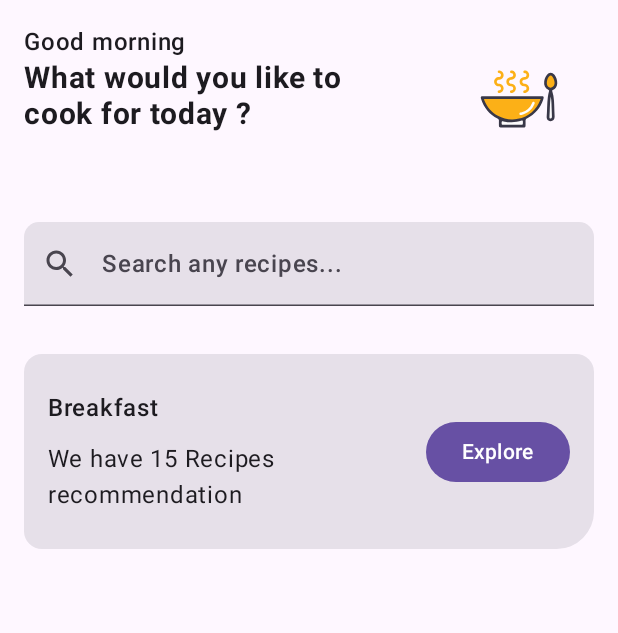
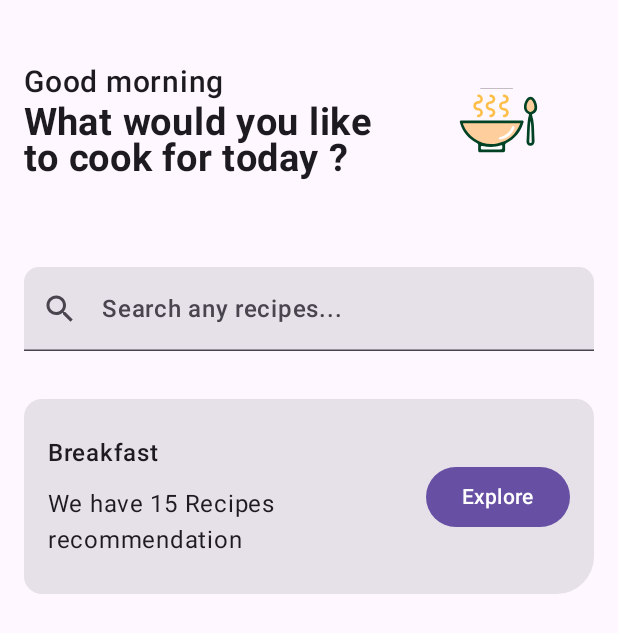
Before and after one commit to mohamedNeddam/Crispify, an Android app built with Jetpack Compose: the @Preview function GreetingPreview, on a phone screen of 412 x 824 dp. Shown: the top 633 px of the screen. Run offline under Robolectric (Android 15) with nearby library versions, the phone set to English and light mode, and no system bars; our stand-ins replace Shimmer; pictures from the network do not load.

Commit message:
manual deendency injectio

```diff
--- /dev/null
+++ b/app/src/main/java/com/example/crispify/data/AppContainer.kt
@@ -0,0 +1,31 @@
+package com.example.crispify.data
+
+import com.example.crispify.network.RecipeServiceApi
+import retrofit2.Retrofit
+import retrofit2.converter.gson.GsonConverterFactory
+
+interface AppContainer {
+    val recipesRepository: RecipesRepository
+}
+
+class DefaultAppContainer: AppContainer{
+
+    private val BASE_URL =
+        "https://recipe-mock-api.onrender.com/api/"
+
+
+    private val retrofit = Retrofit.Builder()
+        .baseUrl(BASE_URL)
+        .addConverterFactory(
+            GsonConverterFactory.create()
+        ).build()
+
+    private val retrofitService : RecipeServiceApi by lazy {
+        retrofit.create(RecipeServiceApi::class.java)
+    }
+
+    override val recipesRepository: RecipesRepository by lazy {
+        NetworkRecipesRepository(retrofitService)
+    }
+
+}
--- a/app/src/main/java/com/example/crispify/data/RecipesRepository.kt
+++ b/app/src/main/java/com/example/crispify/data/RecipesRepository.kt
@@ -2,14 +2,17 @@ package com.example.crispify.data
 
 import com.example.crispify.Recipe
 import com.example.crispify.network.RecipeApi
+import com.example.crispify.network.RecipeServiceApi
 
 interface RecipesRepository {
     suspend fun getRecipes(): List<Recipe>
 }
 
-class NetworkRecipesRepository : RecipesRepository {
+class NetworkRecipesRepository(
+    private val recipeServiceApi: RecipeServiceApi
+) : RecipesRepository {
     override suspend fun getRecipes(): List<Recipe> {
-        return RecipeApi.retrofitService.getAllRecipes()
+        return recipeServiceApi.getAllRecipes()
     }
 
 }
--- a/app/src/main/java/com/example/crispify/network/RecipeServiceApi.kt
+++ b/app/src/main/java/com/example/crispify/network/RecipeServiceApi.kt
@@ -5,25 +5,8 @@ import retrofit2.Retrofit
 import retrofit2.converter.gson.GsonConverterFactory
 import retrofit2.http.GET
 
-private const val BASE_URL =
-    "https://recipe-mock-api.onrender.com/api/"
-
-
 
 interface RecipeServiceApi {
     @GET("recipes")
     suspend fun getAllRecipes(): List<Recipe>
 }
-
-private val retrofit = Retrofit.Builder()
-    .baseUrl(BASE_URL)
-    .addConverterFactory(
-        GsonConverterFactory.create()
-    ).build()
-
-
-object RecipeApi {
-    val retrofitService : RecipeServiceApi by lazy {
-        retrofit.create(RecipeServiceApi::class.java)
-    }
-}
--- a/app/src/main/java/com/example/crispify/ui/screens/HomeScreen.kt
+++ b/app/src/main/java/com/example/crispify/ui/screens/HomeScreen.kt
@@ -113,21 +113,23 @@ fun HomeScreen(){
 
 @Composable
 fun GreetingHerder(modifier: Modifier){
-    Row(modifier = modifier.fillMaxWidth()) {
+    Row(modifier = modifier.fillMaxWidth(), verticalAlignment = Alignment.CenterVertically) {
         Column( modifier = Modifier.width(250.dp)) {
             Text(
                 "Good morning",
-                fontWeight = FontWeight.SemiBold
+                fontWeight = FontWeight.SemiBold,
+                fontSize = 20.sp
             )
             Text(
                 "What would you like to cook for today ?",
                 fontWeight = FontWeight.Bold,
-                fontSize = 20.sp
+                fontSize = 25.sp
             )
         }
         Spacer(modifier = Modifier.weight(1f))
         Image(modifier = Modifier
-            .size(100.dp),
+            .width(150.dp),
+            contentScale = ContentScale.Crop,
             painter = painterResource(R.drawable.ic_launcher_foreground),
             contentDescription =""
         )
--- a/app/src/main/res/drawable/ic_launcher_foreground.xml
+++ b/app/src/main/res/drawable/ic_launcher_foreground.xml
@@ -1,41 +1,89 @@
 <vector xmlns:android="http://schemas.android.com/apk/res/android"
     android:width="108dp"
     android:height="108dp"
-    android:viewportWidth="93.48"
-    android:viewportHeight="69.76">
+    android:viewportWidth="120"
+    android:viewportHeight="120">
   <group android:scaleX="0.51"
-      android:scaleY="0.3805905"
-      android:translateX="22.9026"
-      android:translateY="21.605003">
+      android:scaleY="0.51"
+      android:translateX="29.4"
+      android:translateY="29.4">
     <path
-        android:pathData="M38.42,31.49L73.88,31.49c3.16,0 3.55,0.55 2.57,3.64a39.07,39.07 0,0 1,-20 23.6,2.53 2.53,0 0,0 -1.71,2.75c0.12,2 0,4 0,6.08 0,1.51 -0.69,2.2 -2.23,2.19q-14.09,0 -28.19,0c-1.45,0 -2.11,-0.65 -2.11,-2.08 0,-2 -0.09,-3.93 0,-5.88A2.78,2.78 0,0 0,20.42 58.68a39.15,39.15 0,0 1,-20 -23.8c-0.88,-2.81 -0.43,-3.41 2.49,-3.41Z"
-        android:fillColor="#393848"/>
+        android:pathData="M80,20c-0.1,0.2 -0.3,0.1 -0.5,0.1c-12.9,0 -25.9,0 -38.8,0c-0.2,0 -0.4,0.1 -0.5,-0.1c0.2,0 0.5,0 0.7,0c12.8,0 25.6,0 38.5,0C79.6,20 79.8,20 80,20z"
+        android:fillColor="#181516"/>
     <path
-        android:pathData="M93.48,16.02a8.66,8.66 0,0 1,-5.35 7.74c-0.63,0.28 -1.09,0.46 -0.82,1.27 2.61,7.83 2.4,16 2.66,24.07 0.08,2.5 0.25,5 0.31,7.49 0.07,3.19 -2.09,5.49 -5,5.43a4.91,4.91 0,0 1,-4.72 -5.49c0.7,-8.08 0.41,-16.22 1.47,-24.28A49.49,49.49 0,0 1,83.42 25.31c0.2,-0.71 0.35,-1.08 -0.56,-1.54 -4.23,-2.12 -5.94,-5.54 -5.33,-10.31a15.82,15.82 0,0 1,3.23 -8c2.83,-3.6 6.46,-3.6 9.35,-0.07A17.17,17.17 0,0 1,93.48 16.02Z"
-        android:fillColor="#393848"/>
+        android:pathData="M53.8,88.8c0,0.2 0,0.3 -0.1,0.5C53.7,89.1 53.7,89 53.8,88.8l-0.1,-26.4c0,-0.2 0,-0.4 0,-0.6c0.1,0.1 0.1,0.3 0.1,0.5V88.8z"
+        android:fillColor="#FFFFFF"/>
     <path
-        android:pathData="M27.99,5.68a5.61,5.61 0,0 1,-5.11 5.59c-1.71,0.11 -3.26,0.36 -3.29,2.4s1.6,2.41 3.37,2.56a5.63,5.63 0,0 1,5 5.47A5.76,5.76 0,0 1,23.42 27.44c-1.12,0.24 -2.3,0.28 -2.64,-1.1s0.53,-1.87 1.8,-2.08A2.26,2.26 0,0 0,24.7 21.68a2.34,2.34 0,0 0,-2.62 -2.25,5.87 5.87,0 0,1 -2.55,-0.57A5.75,5.75 0,0 1,16.36 12.68a5.62,5.62 0,0 1,5.26 -4.55c1.63,-0.07 2.9,-0.51 3.07,-2.24s-0.87,-2.44 -2.43,-2.67a1.5,1.5 0,0 1,-1.45 -1.82c0.18,-1.16 1.06,-1.46 2.12,-1.37A5.82,5.82 0,0 1,27.99 5.68Z"
-        android:fillColor="#fcb017"/>
+        android:pathData="M60.1,24.1c-3.5,0 -6.4,2.9 -6.4,6.5c0,3.5 2.9,6.4 6.4,6.4c3.6,0 6.4,-2.9 6.4,-6.5C66.5,27 63.6,24.1 60.1,24.1zM60.1,35.4c-2.7,0 -4.8,-2.2 -4.8,-4.9c0,-2.7 2.2,-4.9 4.9,-4.8c2.7,0 4.8,2.2 4.8,4.9C65,33.3 62.8,35.4 60.1,35.4z"
+        android:fillColor="#FFFFFF"/>
     <path
-        android:pathData="M42.96,5.92a5.61,5.61 0,0 1,-5.31 5.39c-1.68,0.08 -3,0.47 -3.09,2.38s1.4,2.43 3.15,2.55A5.65,5.65 0,0 1,42.96 21.68,5.77 5.77,0 0,1 38.42,27.43c-1.11,0.24 -2.3,0.31 -2.65,-1.07s0.5,-1.9 1.79,-2.09A2.26,2.26 0,0 0,39.67 21.68c-0.13,-1.48 -1.1,-2.17 -2.61,-2.29C33.42,19.14 31.24,16.91 31.27,13.68s2.22,-5.29 5.92,-5.6a2.37,2.37 0,0 0,2.48 -2.19,2.28 2.28,0 0,0 -2,-2.6c-1.26,-0.24 -2.15,-0.74 -1.79,-2.1S37.42,-0.12 38.5,0.15A5.77,5.77 0,0 1,42.96 5.92Z"
-        android:fillColor="#fcb017"/>
+        android:pathData="M66.4,44.7c-0.7,-4.2 -5.4,-6.6 -9.2,-4.7c-3.4,1.7 -5,6.4 -1.9,10.2c-0.1,0.3 0,0.4 0.3,0.3c1.2,1 2.5,1.7 4.1,1.7C63.9,52.5 67.1,48.9 66.4,44.7zM60.1,50.7c-2.7,0 -4.9,-2.2 -4.9,-4.9c0,-2.7 2.2,-4.9 4.9,-4.8s4.8,2.2 4.8,4.9C65,48.5 62.8,50.7 60.1,50.7z"
+        android:fillColor="#FFFFFF"/>
     <path
-        android:pathData="M59.19,5.68a5.63,5.63 0,0 1,-5.66 5.66c-1.38,0.07 -2.39,0.53 -2.72,1.92a2.31,2.31 0,0 0,1.3 2.7,5.35 5.35,0 0,0 2,0.29 5.68,5.68 0,0 1,0.44 11.24C53.42,27.68 52.24,27.68 51.99,26.21c-0.22,-1.26 0.57,-1.76 1.77,-1.93a2.28,2.28 0,0 0,2.14 -2.51c-0.09,-1.48 -1,-2.2 -2.56,-2.34 -3.67,-0.32 -5.84,-2.48 -5.84,-5.68S49.72,8.38 53.42,8.1a2.37,2.37 0,0 0,2.52 -2.14,2.27 2.27,0 0,0 -2,-2.64c-1.23,-0.24 -2.2,-0.68 -1.85,-2.06s1.62,-1.38 2.81,-1.07A5.74,5.74 0,0 1,59.19 5.68Z"
-        android:fillColor="#fcb017"/>
+        android:pathData="M92.9,60.2c-0.1,0.2 -0.3,0.1 -0.5,0.1c-8.5,0 -17.1,0 -25.6,0c-0.1,0 -0.4,0.2 -0.4,-0.2c0.2,0.1 0.3,0 0.5,0h25.4C92.6,60.2 92.7,60.2 92.9,60.2z"
+        android:fillColor="#1A1A1A"/>
     <path
-        android:pathData="M73.24,34.78c-5.18,13.34 -14.3,21.66 -28,24.34A36.34,36.34 0,0 1,4.56 36.94c-0.87,-2.15 -0.87,-2.16 1.41,-2.16L73.24,34.78Z"
-        android:fillColor="#fcb017"/>
+        android:pathData="M79.6,21.4c-13,0 -26,0 -39,0c0,0 0,0 0,0C53.6,21.4 66.6,21.4 79.6,21.4C79.6,21.4 79.6,21.4 79.6,21.4z"
+        android:fillColor="#181617"/>
     <path
-        android:pathData="M38.42,66.48c-3.57,0 -7.15,-0.12 -10.72,0 -1.84,0.08 -2.24,-0.49 -2.2,-2.23s0.12,-2.38 2.24,-2c7.49,1.53 15,1.63 22.34,-1 1.14,-0.4 1.36,-0.08 1.4,1 0.14,4.06 0.17,4.06 -4,4.06Z"
-        android:fillColor="#fcfbfc"/>
+        android:pathData="M55.1,89.2c0,-9.5 0,-19 0,-28.4c0,0 0,0 0,0C55.1,70.2 55.1,79.7 55.1,89.2C55.1,89.2 55.1,89.2 55.1,89.2z"
+        android:fillColor="#191919"/>
     <path
-        android:pathData="M90.23,15.13a12.38,12.38 0,0 1,-0.15 1.52c-0.52,2.58 -2.63,4.48 -4.82,4.37a5.14,5.14 0,0 1,-4.49 -4.72A12,12 0,0 1,83.42 7.43c1.45,-1.87 2.76,-1.82 4.23,0.12A13.07,13.07 0,0 1,90.23 15.13Z"
-        android:fillColor="#fcb017"/>
+        android:pathData="M66.3,89.8c-0.2,-0.1 -0.2,-0.3 -0.2,-0.4c0.1,-2.5 0,-5 0.1,-7.4c0,-6.4 0,-12.8 0,-19.2c0,-0.2 -0.1,-0.4 0.1,-0.6c0.1,0.2 0,0.3 0,0.5c0,8.6 0,17.2 0,25.8c0,0.2 0,0.4 0,0.5c0,0 0,0.1 0,0.1C66.4,89.3 66.4,89.6 66.3,89.8z"
+        android:fillColor="#292426"/>
     <path
-        android:pathData="M85.42,31.81a38,38 0,0 1,1 8.14c0.25,5.47 0.37,10.94 0.55,16.41 0,1.19 -0.15,2.34 -1.58,2.33s-1.53,-1.14 -1.45,-2.23C84.54,48.45 84.32,40.38 85.42,31.81Z"
-        android:fillColor="#f9f9fa"/>
+        android:pathData="M53.8,88.8c0,0.2 0.1,0.4 -0.1,0.5c0,-0.2 0,-0.4 0,-0.5V62.5c0,-0.2 0,-0.4 0,-0.6c0.2,0.1 0.1,0.3 0.1,0.4c0,5.1 0,10.2 0,15.2V88.8z"
+        android:fillColor="#181919"/>
     <path
-        android:pathData="M49.1,54.47a1.55,1.55 0,0 1,-1.84 -1.22A1.5,1.5 0,0 1,48.42 51.41c0.58,-0.19 1.19,-0.28 1.77,-0.45 5.82,-1.77 10.11,-5.27 12.4,-11 0.41,-1.05 0.88,-2.18 2.27,-1.72s1.26,1.72 0.79,2.87c-2.94,7.16 -8.3,11.46 -15.76,13.26A7,7 0,0 1,49.1 54.47Z"
-        android:fillColor="#fffefd"/>
+        android:pathData="M53.6,60.2c-0.2,0.2 -0.4,0.1 -0.6,0.1c-8.4,0 -16.8,0 -25.1,0c-0.3,0 -0.6,0.1 -1,-0.1c0.2,0 0.4,0 0.6,0c8.6,0 17.1,0 25.7,0C53.4,60.2 53.5,60.2 53.6,60.2C53.6,60.2 53.6,60.2 53.6,60.2z"
+        android:fillColor="#1A1A1A"/>
+    <path
+        android:pathData="M66.5,61.8c-0.1,-0.1 -0.1,-0.2 0,-0.2c0.1,0 0.3,0 0.4,0c8.4,0 16.8,0 25.2,0c0.3,0 0.5,-0.1 0.8,0.1c-0.2,0 -0.3,0 -0.5,0c-8.5,0 -16.9,0 -25.4,0C66.9,61.7 66.7,61.6 66.5,61.8C66.5,61.8 66.5,61.8 66.5,61.8z"
+        android:fillColor="#1A1919"/>
+    <path
+        android:pathData="M66.3,89c0,-9 0,-17.9 0,-26.9c0.2,0.1 0.1,0.3 0.1,0.5c0,8.6 0,17.2 0,25.9C66.4,88.7 66.5,88.9 66.3,89z"
+        android:fillColor="#211C1E"/>
+    <path
+        android:pathData="M27.5,61.6c8.7,0 17.4,0 26.1,0c0,0 0,0 0,0C44.9,61.6 36.2,61.6 27.5,61.6C27.5,61.6 27.5,61.6 27.5,61.6z"
+        android:fillColor="#191819"/>
+    <path
+        android:pathData="M66.3,89.8c0,-0.2 0,-0.4 0,-0.7c0.2,0.2 0,0.5 0.1,0.7c0,0 0,0 0,0C66.4,89.8 66.4,89.8 66.3,89.8z"
+        android:fillColor="#211C1E"/>
+    <path
+        android:pathData="M54,58.8c11.8,0 23.7,0 35.5,0c3.2,0 3.6,0.5 2.6,3.6c-3.4,10.6 -10.1,18.5 -20,23.6c-1.3,0.7 -1.8,1.3 -1.7,2.7c0.1,2 0,4.1 0,6.1c0,1.5 -0.7,2.2 -2.2,2.2c-9.4,0 -18.8,0 -28.2,0c-1.4,0 -2.1,-0.7 -2.1,-2.1c0,-2 -0.1,-3.9 0,-5.9c0.1,-1.5 -0.4,-2.3 -1.8,-3.1c-10,-5.1 -16.7,-13.1 -20,-23.8c-0.9,-2.8 -0.4,-3.4 2.5,-3.4C30.3,58.8 42.1,58.8 54,58.8z"
+        android:fillColor="#014225"/>
+    <path
+        android:pathData="M109.1,43.3c-0.1,3.1 -1.7,6.1 -5.4,7.7c-0.6,0.3 -1.1,0.5 -0.8,1.3c2.6,7.8 2.4,16 2.7,24.1c0.1,2.5 0.3,5 0.3,7.5c0.1,3.2 -2.1,5.5 -5,5.4c-2.8,-0.1 -5,-2.5 -4.7,-5.5c0.7,-8.1 0.4,-16.2 1.5,-24.3c0.3,-2.3 0.7,-4.7 1.4,-6.9c0.2,-0.7 0.3,-1.1 -0.6,-1.5c-4.2,-2.1 -5.9,-5.5 -5.3,-10.3c0.4,-2.9 1.4,-5.6 3.2,-8c2.8,-3.6 6.5,-3.6 9.3,-0.1C107.7,35.2 109.1,39.2 109.1,43.3z"
+        android:fillColor="#014225"/>
+    <path
+        android:pathData="M43.6,33c0,2.9 -2.2,5.4 -5.1,5.6c-1.7,0.1 -3.3,0.4 -3.3,2.4c0,2.2 1.6,2.4 3.4,2.6c2.8,0.2 4.9,2.7 5,5.5c0.1,2.7 -1.9,5.1 -4.5,5.7c-1.1,0.2 -2.3,0.3 -2.6,-1.1c-0.3,-1.4 0.5,-1.9 1.8,-2.1c1.4,-0.2 2.2,-1.2 2.1,-2.5c-0.1,-1.5 -1.1,-2.3 -2.6,-2.3c-0.9,0 -1.7,-0.2 -2.5,-0.6c-2.3,-1.1 -3.7,-3.7 -3.2,-6.2c0.5,-2.5 2.6,-4.4 5.3,-4.6c1.6,-0.1 2.9,-0.5 3.1,-2.2c0.2,-1.6 -0.9,-2.4 -2.4,-2.7c-1,-0.2 -1.6,-0.8 -1.4,-1.8c0.2,-1.2 1.1,-1.5 2.1,-1.4C41.2,27.6 43.6,30.2 43.6,33z"
+        android:strokeAlpha="0.78"
+        android:fillColor="#FCB017"
+        android:fillAlpha="0.78"/>
+    <path
+        android:pathData="M58.5,33.2c-0.1,2.9 -2.4,5.3 -5.3,5.4c-1.7,0.1 -3.1,0.5 -3.1,2.4c0,2 1.4,2.4 3.2,2.6c2.9,0.2 5.1,2.6 5.3,5.5c0.1,2.7 -1.9,5.2 -4.5,5.7c-1.1,0.2 -2.3,0.3 -2.7,-1.1c-0.3,-1.4 0.5,-1.9 1.8,-2.1c1.4,-0.2 2.2,-1.2 2.1,-2.5c-0.1,-1.5 -1.1,-2.2 -2.6,-2.3c-3.6,-0.3 -5.8,-2.5 -5.8,-5.7c0,-3.2 2.2,-5.3 5.9,-5.6c1.4,-0.1 2.3,-0.8 2.5,-2.2c0.1,-1.4 -0.7,-2.4 -2,-2.6c-1.3,-0.2 -2.2,-0.7 -1.8,-2.1c0.4,-1.4 1.5,-1.3 2.7,-1.1C56.7,28.1 58.7,30.6 58.5,33.2z"
+        android:strokeAlpha="0.78"
+        android:fillColor="#FCB017"
+        android:fillAlpha="0.78"/>
+    <path
+        android:pathData="M74.8,33c0,3.1 -2.3,5.5 -5.7,5.7c-1.4,0.1 -2.4,0.5 -2.7,1.9c-0.3,1.2 0.2,2.1 1.3,2.7c0.6,0.3 1.3,0.2 2,0.3c2.8,0.3 5,2.6 5.1,5.4c0.1,2.7 -1.9,5.3 -4.7,5.8C69,55 67.8,55 67.6,53.5c-0.2,-1.3 0.6,-1.8 1.8,-1.9c1.4,-0.2 2.2,-1.1 2.1,-2.5c-0.1,-1.5 -1,-2.2 -2.6,-2.3c-3.7,-0.3 -5.8,-2.5 -5.8,-5.7c0,-3.2 2.2,-5.4 5.9,-5.6c1.4,-0.1 2.4,-0.8 2.5,-2.1c0.2,-1.4 -0.6,-2.4 -2,-2.6c-1.2,-0.2 -2.2,-0.7 -1.9,-2.1c0.4,-1.5 1.6,-1.4 2.8,-1.1C73,28.2 74.8,30.4 74.8,33z"
+        android:strokeAlpha="0.78"
+        android:fillColor="#FCB017"
+        android:fillAlpha="0.78"/>
+    <path
+        android:pathData="M88.8,62.1c-5.2,13.3 -14.3,21.7 -28,24.3c-17.2,3.4 -34.1,-6 -40.7,-22.2c-0.9,-2.1 -0.9,-2.2 1.4,-2.2c21.6,0 43.3,0 64.9,0C87.1,62.1 87.8,62.1 88.8,62.1z"
+        android:fillColor="#FECF9D"/>
+    <path
+        android:pathData="M54,93.8c-3.6,0 -7.2,-0.1 -10.7,0c-1.8,0.1 -2.2,-0.5 -2.2,-2.2c0,-1.7 0.1,-2.4 2.2,-1.9c7.5,1.5 15,1.6 22.3,-1c1.1,-0.4 1.4,-0.1 1.4,1c0.1,4.1 0.2,4.1 -3.9,4.1C60.1,93.8 57,93.8 54,93.8z"
+        android:fillColor="#FCFBFC"/>
+    <path
+        android:pathData="M105.8,42.5c0,0.5 0,1 -0.1,1.5c-0.5,2.6 -2.6,4.5 -4.8,4.4c-2.2,-0.1 -4.2,-2.1 -4.5,-4.7C96,40.3 97,37.3 99,34.8c1.4,-1.9 2.8,-1.8 4.2,0.1C104.9,37.1 105.7,39.6 105.8,42.5z"
+        android:fillColor="#FECF9D"/>
+    <path
+        android:pathData="M101,86c-1.3,0 -1.5,-1.1 -1.5,-2.2c0.6,-8 0.4,-16.1 1.5,-24.6c0.8,3 0.9,5.6 1,8.1c0.2,5.5 0.4,10.9 0.5,16.4C102.6,84.9 102.4,86 101,86z"
+        android:fillColor="#F9F9FA"/>
+    <path
+        android:pathData="M64.7,81.8c-0.9,0.1 -1.6,-0.3 -1.8,-1.2c-0.2,-0.9 0.3,-1.6 1.2,-1.8c0.6,-0.2 1.2,-0.3 1.8,-0.5c5.8,-1.8 10.1,-5.3 12.4,-11c0.4,-1 0.9,-2.2 2.3,-1.7c1.5,0.5 1.3,1.7 0.8,2.9c-2.9,7.2 -8.3,11.5 -15.8,13.3C65.2,81.7 64.9,81.8 64.7,81.8z"
+        android:fillColor="#FFFEFD"/>
   </group>
 </vector>
```
Also changed, not shown: app/src/main/ic_launcher-playstore.png, app/src/main/res/mipmap-hdpi/ic_launcher.webp, app/src/main/res/mipmap-hdpi/ic_launcher_round.webp, app/src/main/res/mipmap-mdpi/ic_launcher.webp, app/src/main/res/mipmap-mdpi/ic_launcher_round.webp, app/src/main/res/mipmap-xhdpi/ic_launcher.webp, app/src/main/res/mipmap-xhdpi/ic_launcher_round.webp, app/src/main/res/mipmap-xxhdpi/ic_launcher.webp, app/src/main/res/mipmap-xxhdpi/ic_launcher_round.webp, app/src/main/res/mipmap-xxxhdpi/ic_launcher.webp, app/src/main/res/mipmap-xxxhdpi/ic_launcher_round.webp.
